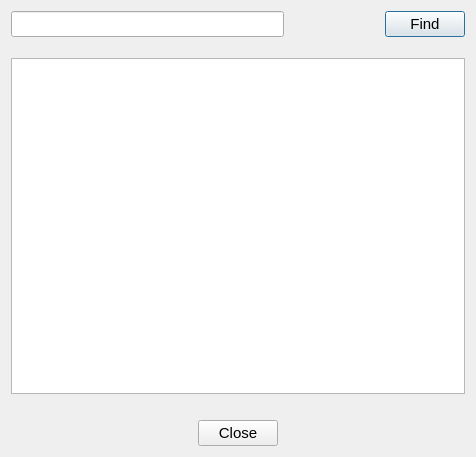
Before: the Qt Designer form Store/searchitem.ui in SamanOmidi/GroceryStore, drawn with Qt 5.
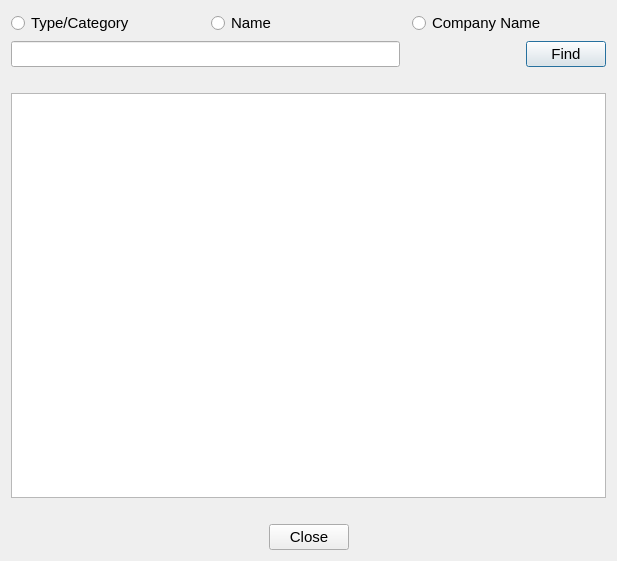
After: the same form once the commit is applied.

Commit message: The overall project is completed (based on the instruction it is supposed to do) , only the design is left. Hopefully :) I don't know how to write commits :).

The edit to the form file:
```diff
--- a/Store/searchitem.ui
+++ b/Store/searchitem.ui
@@ -6,17 +6,69 @@
    <rect>
     <x>0</x>
     <y>0</y>
-    <width>476</width>
-    <height>457</height>
+    <width>617</width>
+    <height>561</height>
    </rect>
   </property>
   <property name="windowTitle">
    <string>Dialog</string>
   </property>
-  <layout class="QVBoxLayout" name="verticalLayout">
+  <layout class="QVBoxLayout" name="verticalLayout_2">
+   <item>
+    <layout class="QHBoxLayout" name="horizontalLayout">
+     <item>
+      <layout class="QHBoxLayout" name="horizontalLayout_5">
+       <item>
+        <widget class="QRadioButton" name="typeradiobutton">
+         <property name="font">
+          <font>
+           <pointsize>11</pointsize>
+          </font>
+         </property>
+         <property name="text">
+          <string>Type/Category</string>
+         </property>
+        </widget>
+       </item>
+      </layout>
+     </item>
+     <item>
+      <layout class="QHBoxLayout" name="horizontalLayout_4">
+       <item>
+        <widget class="QRadioButton" name="nameradiobutton">
+         <property name="font">
+          <font>
+           <pointsize>11</pointsize>
+          </font>
+         </property>
+         <property name="text">
+          <string>Name</string>
+         </property>
+        </widget>
+       </item>
+      </layout>
+     </item>
    <item>
     <layout class="QHBoxLayout" name="horizontalLayout_3">
      <item>
+        <widget class="QRadioButton" name="companyradiobutton">
+         <property name="font">
+          <font>
+           <pointsize>11</pointsize>
+          </font>
+         </property>
+         <property name="text">
+          <string>Company Name</string>
+         </property>
+        </widget>
+       </item>
+      </layout>
+     </item>
+    </layout>
+   </item>
+   <item>
+    <layout class="QHBoxLayout" name="horizontalLayout_2">
+     <item>
       <widget class="QLineEdit" name="searchline">
        <property name="font">
         <font>
@@ -35,7 +87,7 @@
        </property>
        <property name="sizeHint" stdset="0">
         <size>
-         <width>95</width>
+         <width>120</width>
          <height>20</height>
         </size>
        </property>
@@ -66,11 +118,13 @@
      <property name="sizeHint" stdset="0">
       <size>
        <width>20</width>
-       <height>15</height>
+       <height>20</height>
       </size>
      </property>
     </spacer>
    </item>
+   <item>
+    <layout class="QVBoxLayout" name="verticalLayout">
    <item>
     <widget class="QTextBrowser" name="searchText">
      <property name="font">
@@ -96,8 +150,10 @@
      </property>
     </spacer>
    </item>
+    </layout>
+   </item>
    <item>
-    <layout class="QHBoxLayout" name="horizontalLayout">
+    <layout class="QHBoxLayout" name="horizontalLayout_6">
      <item>
       <spacer name="horizontalSpacer_2">
        <property name="orientation">
```
Lines whose indentation alone changed are shown as unchanged. The commit also changes 4 other files.
